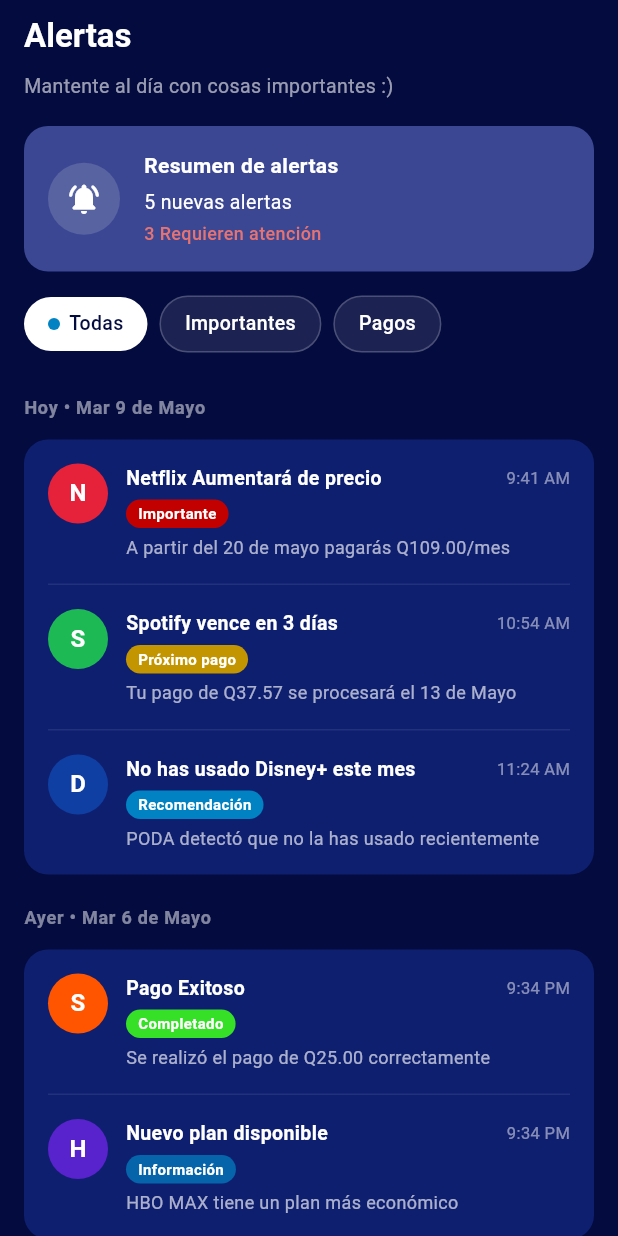
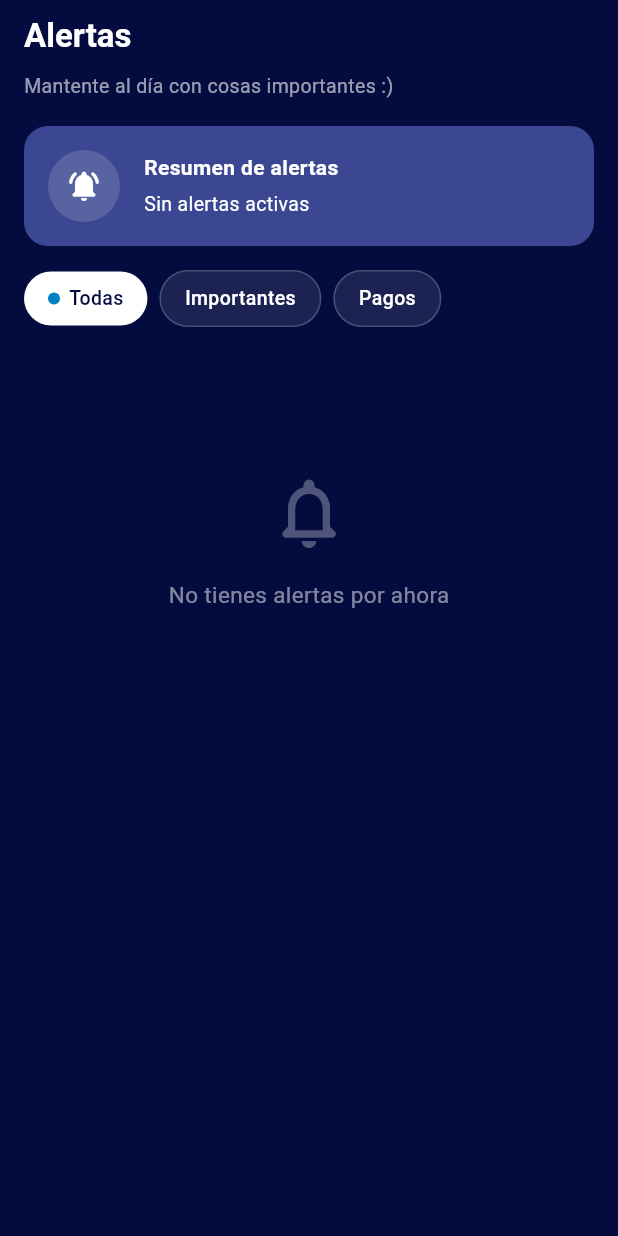
Before and after one commit to DavexDev/Subscan, a Flutter app: the AlertasPage screen opened directly, on a phone screen of 412 x 824 dp. Run offline on Flutter 3.47's test engine with Material 3 defaults, Android fonts, the phone set to English and light mode, and no system bars; our stand-ins replace firebase_auth, firebase_core, flutter_dotenv, flutter_riverpod, google_sign_in, riverpod and 2 more; missing offline and left inert: googleapis; accounts and stored records are empty; Roboto replaces fonts that are missing (Outfit).

Commit message:
feat(ui): replace mock data with real Riverpod state in alertas and estadisticas
alertas_page.dart
- Converted AlertasPage from StatefulWidget to ConsumerStatefulWidget
- Now reads real state via ref.watch(subscriptionNotifierProvider)
- Derives payment alerts from state.urgentes and state.proximas
- Derives price-increase alerts from subs where precioOriginal > precioActual
- SummaryCard counters computed from real data, no longer hardcoded
- Added empty state when no alerts exist
- Removed _mockGroups (Netflix, Spotify, Disney+, Soundcloud, HBO MAX, Adobe, Canva)
- Added loading spinner while state.isLoading

estadisticas_page.dart (_ProximosVencimientos)
- Removed mock fallback: items.isEmpty ? _mockItems() : items.take(5)
- Always uses real data: items.take(5)
- Added empty state when list is empty
- Deleted _mockItems() (Spotify Premium / Netflix Basico / Disney+)

Co-Authored-By: Claude Sonnet 4.6 <noreply@anthropic.com>

```diff
--- a/lib/features/subscriptions/presentation/pages/alertas_page.dart
+++ b/lib/features/subscriptions/presentation/pages/alertas_page.dart
@@ -1,5 +1,9 @@
 import 'package:flutter/material.dart';
+import 'package:flutter_riverpod/flutter_riverpod.dart';
 import 'package:subscan/core/theme/design_tokens.dart';
+import 'package:subscan/features/subscriptions/models/subscription.dart';
+import 'package:subscan/features/subscriptions/presentation/notifiers/subscription_notifier.dart';
+import 'package:subscan/features/subscriptions/providers/subscription_notifier_provider.dart';
 
 const Color _kBg = Color(0xFF030B3F);
 const Color _kCard = Color(0xFF3B4792);
@@ -8,11 +12,30 @@ const Color _kCardDark = Color(0xFF0F1F70);
 // Badge colors
 const Color _kBadgeRed = Color(0xFFC30000);
 const Color _kBadgeOrange = Color(0xFFC39500);
-const Color _kBadgeBlue = Color(0xFF0082C3);
-const Color _kBadgeGreen = Color(0xFF35E026);
-const Color _kBadgeBlueAlt = Color(0xFF0564AA);
 
-/// Modelo interno de alerta
+// Paleta de colores para iconos (determinista por nombre)
+const List<Color> _kIconPalette = [
+  Color(0xFFE5223A),
+  Color(0xFF1DB954),
+  Color(0xFF0F3FA2),
+  Color(0xFFFF5500),
+  Color(0xFF5822CC),
+  Color(0xFF00C4CC),
+  Color(0xFFFF0000),
+];
+
+const List<String> _kMonths = [
+  'Ene', 'Feb', 'Mar', 'Abr', 'May', 'Jun',
+  'Jul', 'Ago', 'Sep', 'Oct', 'Nov', 'Dic',
+];
+
+Color _iconColorFor(String name) =>
+    _kIconPalette[name.isEmpty ? 0 : name.codeUnitAt(0) % _kIconPalette.length];
+
+String _fmtDate(DateTime d) => '${d.day} de ${_kMonths[d.month - 1]}';
+
+// ─── Modelos internos de alerta ───────────────────────────────────────────────
+
 class _AlertItem {
   final String app;
   final String title;
@@ -33,7 +56,6 @@ class _AlertItem {
   });
 }
 
-/// Grupo de alertas por fecha
 class _AlertGroup {
   final String dateHeader;
   final List<_AlertItem> items;
@@ -41,112 +63,93 @@ class _AlertGroup {
   const _AlertGroup({required this.dateHeader, required this.items});
 }
 
-final List<_AlertGroup> _mockGroups = [
-  _AlertGroup(
-    dateHeader: 'Hoy • Mar 9 de Mayo',
-    items: [
-      _AlertItem(
-        app: 'Netflix',
-        title: 'Netflix Aumentará de precio',
-        subtitle: 'A partir del 20 de mayo pagarás Q109.00/mes',
+// ─── Derivación de alertas desde el estado real ───────────────────────────────
+
+_AlertItem _toPaymentAlert(Subscription s) {
+  final dias = s.diasRestantes;
+  final isUrgent = dias <= 1;
+  final title = dias <= 0
+      ? '${s.nombre} vence hoy'
+      : dias == 1
+          ? '${s.nombre} vence mañana'
+          : '${s.nombre} vence en $dias días';
+  return _AlertItem(
+    app: s.nombre,
+    title: title,
+    subtitle:
+        'Tu pago de Q${s.precioActual.toStringAsFixed(2)} se procesará el ${_fmtDate(s.fechaRenovacion)}',
+    badge: isUrgent ? 'Urgente' : 'Próximo pago',
+    badgeColor: isUrgent ? _kBadgeRed : _kBadgeOrange,
+    time: _fmtDate(s.fechaRenovacion),
+    iconColor: _iconColorFor(s.nombre),
+  );
+}
+
+_AlertItem _toPriceAlert(Subscription s) {
+  return _AlertItem(
+    app: s.nombre,
+    title: '${s.nombre} aumentará de precio',
+    subtitle:
+        'La tarifa regular es Q${s.precioOriginal!.toStringAsFixed(2)}/mes. '
+        'Actualmente pagas Q${s.precioActual.toStringAsFixed(2)}/mes.',
     badge: 'Importante',
     badgeColor: _kBadgeRed,
-        time: '9:41 AM',
-        iconColor: Color(0xFFE5223A),
-      ),
-      _AlertItem(
-        app: 'Spotify',
-        title: 'Spotify vence en 3 días',
-        subtitle: 'Tu pago de Q37.57 se procesará el 13 de Mayo',
-        badge: 'Próximo pago',
-        badgeColor: _kBadgeOrange,
-        time: '10:54 AM',
-        iconColor: Color(0xFF1DB954),
-      ),
-      _AlertItem(
-        app: 'Disney+',
-        title: 'No has usado Disney+ este mes',
-        subtitle: 'PODA detectó que no la has usado recientemente',
-        badge: 'Recomendación',
-        badgeColor: _kBadgeBlue,
-        time: '11:24 AM',
-        iconColor: Color(0xFF0F3FA2),
-      ),
-    ],
-  ),
-  _AlertGroup(
-    dateHeader: 'Ayer • Mar 6 de Mayo',
-    items: [
-      _AlertItem(
-        app: 'Soundcloud',
-        title: 'Pago Exitoso',
-        subtitle: 'Se realizó el pago de Q25.00 correctamente',
-        badge: 'Completado',
-        badgeColor: _kBadgeGreen,
-        time: '9:34 PM',
-        iconColor: Color(0xFFFF5500),
-      ),
-      _AlertItem(
-        app: 'HBO MAX',
-        title: 'Nuevo plan disponible',
-        subtitle: 'HBO MAX tiene un plan más económico',
-        badge: 'Información',
-        badgeColor: _kBadgeBlueAlt,
-        time: '9:34 PM',
-        iconColor: Color(0xFF5822CC),
-      ),
-    ],
-  ),
-  _AlertGroup(
-    dateHeader: 'Esta semana • Mié 2 de Mayo',
-    items: [
-      _AlertItem(
-        app: 'Adobe',
-        title: 'Adobe Acrobat Vence en 5 días',
-        subtitle: 'Tu pago de Q67.99 se procesará el 7 de Mayo',
-        badge: 'Próximo pago',
-        badgeColor: _kBadgeOrange,
-        time: '9:34 PM',
-        iconColor: Color(0xFFFF0000),
-      ),
-      _AlertItem(
-        app: 'Canva',
-        title: 'Tu cuenta de Canva Pro vence pronto',
-        subtitle: 'Tu pago de Q200.87 se procesará el 15 de Mayo',
-        badge: 'Próximo pago',
-        badgeColor: _kBadgeOrange,
-        time: '9:34 PM',
-        iconColor: Color(0xFF00C4CC),
-      ),
-    ],
-  ),
+    time: _fmtDate(s.fechaRenovacion),
+    iconColor: _iconColorFor(s.nombre),
+  );
+}
+
+List<_AlertGroup> _buildGroups(SubscriptionState state) {
+  final groups = <_AlertGroup>[];
+
+  // Próximos pagos: urgentes (≤3 días) + próximas (4–7 días)
+  final pagos = [
+    ...state.urgentes.map(_toPaymentAlert),
+    ...state.proximas.map(_toPaymentAlert),
   ];
+  if (pagos.isNotEmpty) {
+    groups.add(_AlertGroup(dateHeader: 'Próximos pagos', items: pagos));
+  }
 
-/// Pantalla de alertas.
-class AlertasPage extends StatefulWidget {
+  // Aumentos de precio: precioOriginal != null && precioOriginal > precioActual
+  final aumentos = state.allSubscriptions
+      .where((s) => s.precioOriginal != null && s.precioOriginal! > s.precioActual)
+      .map(_toPriceAlert)
+      .toList();
+  if (aumentos.isNotEmpty) {
+    groups.add(_AlertGroup(dateHeader: 'Aumentos de precio', items: aumentos));
+  }
+
+  return groups;
+}
+
+// ─── Pantalla de alertas ──────────────────────────────────────────────────────
+
+class AlertasPage extends ConsumerStatefulWidget {
   const AlertasPage({super.key});
 
   @override
-  State<AlertasPage> createState() => _AlertasPageState();
+  ConsumerState<AlertasPage> createState() => _AlertasPageState();
 }
 
-class _AlertasPageState extends State<AlertasPage> {
+class _AlertasPageState extends ConsumerState<AlertasPage> {
   int _selectedFilter = 0;
 
-  List<_AlertGroup> get _filteredGroups {
-    if (_selectedFilter == 0) return _mockGroups;
+  List<_AlertGroup> _applyFilter(List<_AlertGroup> groups) {
+    if (_selectedFilter == 0) return groups;
     if (_selectedFilter == 1) {
-      return _mockGroups.map((g) {
+      // Importantes: Urgente + Importante
+      return groups.map((g) {
         final filtered = g.items
-            .where((i) => i.badge == 'Importante')
+            .where((i) => i.badge == 'Importante' || i.badge == 'Urgente')
             .toList();
         return _AlertGroup(dateHeader: g.dateHeader, items: filtered);
       }).where((g) => g.items.isNotEmpty).toList();
     }
-    // Pagos
-    return _mockGroups.map((g) {
+    // Pagos: Próximo pago + Urgente
+    return groups.map((g) {
       final filtered = g.items
-          .where((i) => i.badge == 'Próximo pago' || i.badge == 'Completado')
+          .where((i) => i.badge == 'Próximo pago' || i.badge == 'Urgente')
           .toList();
       return _AlertGroup(dateHeader: g.dateHeader, items: filtered);
     }).where((g) => g.items.isNotEmpty).toList();
@@ -154,6 +157,20 @@ class _AlertasPageState extends State<AlertasPage> {
 
   @override
   Widget build(BuildContext context) {
+    final state = ref.watch(subscriptionNotifierProvider);
+    final allGroups = _buildGroups(state);
+    final filteredGroups = _applyFilter(allGroups);
+
+    final totalAlertas =
+        allGroups.fold<int>(0, (sum, g) => sum + g.items.length);
+    final requierenAtencion = allGroups.fold<int>(
+      0,
+      (sum, g) => sum +
+          g.items
+              .where((i) => i.badge == 'Importante' || i.badge == 'Urgente')
+              .length,
+    );
+
     return Scaffold(
       backgroundColor: _kBg,
       appBar: AppBar(
@@ -190,7 +207,11 @@ class _AlertasPageState extends State<AlertasPage> {
           ),
         ),
       ),
-      body: ListView(
+      body: state.isLoading
+          ? const Center(
+              child: CircularProgressIndicator(color: DesignTokens.primary),
+            )
+          : ListView(
               padding: const EdgeInsets.only(
                 left: DesignTokens.s16,
                 right: DesignTokens.s16,
@@ -198,14 +219,22 @@ class _AlertasPageState extends State<AlertasPage> {
                 bottom: DesignTokens.s80,
               ),
               children: [
-          _SummaryCard(),
+                _SummaryCard(
+                  total: totalAlertas,
+                  requierenAtencion: requierenAtencion,
+                ),
                 const SizedBox(height: DesignTokens.s16),
                 _FilterRow(
                   selected: _selectedFilter,
                   onSelect: (i) => setState(() => _selectedFilter = i),
                 ),
                 const SizedBox(height: DesignTokens.s16),
-          ..._filteredGroups.map((group) => _AlertGroupSection(group: group)),
+                if (filteredGroups.isEmpty)
+                  const _EmptyAlerts()
+                else
+                  ...filteredGroups.map(
+                    (group) => _AlertGroupSection(group: group),
+                  ),
               ],
             ),
     );
@@ -215,6 +244,11 @@ class _AlertasPageState extends State<AlertasPage> {
 // ─── Summary Card ─────────────────────────────────────────────────────────────
 
 class _SummaryCard extends StatelessWidget {
+  final int total;
+  final int requierenAtencion;
+
+  const _SummaryCard({required this.total, required this.requierenAtencion});
+
   @override
   Widget build(BuildContext context) {
     return Container(
@@ -253,17 +287,20 @@ class _SummaryCard extends StatelessWidget {
                   ),
                 ),
                 const SizedBox(height: 4),
-                const Text(
-                  '5 nuevas alertas',
-                  style: TextStyle(
+                Text(
+                  total == 0
+                      ? 'Sin alertas activas'
+                      : '$total ${total == 1 ? 'alerta activa' : 'alertas activas'}',
+                  style: const TextStyle(
                     fontFamily: DesignTokens.fontFamily,
                     fontSize: 13,
                     color: Colors.white,
                   ),
                 ),
+                if (requierenAtencion > 0) ...[
                   const SizedBox(height: 2),
                   Text(
-                  '3 Requieren atención',
+                    '$requierenAtencion ${requierenAtencion == 1 ? 'requiere' : 'requieren'} atención',
                     style: TextStyle(
                       fontFamily: DesignTokens.fontFamily,
                       fontSize: 12,
@@ -272,6 +309,38 @@ class _SummaryCard extends StatelessWidget {
                     ),
                   ),
                 ],
+              ],
+            ),
+          ),
+        ],
+      ),
+    );
+  }
+}
+
+// ─── Empty State ──────────────────────────────────────────────────────────────
+
+class _EmptyAlerts extends StatelessWidget {
+  const _EmptyAlerts();
+
+  @override
+  Widget build(BuildContext context) {
+    return Padding(
+      padding: const EdgeInsets.symmetric(vertical: DesignTokens.s80),
+      child: Column(
+        children: [
+          Icon(
+            Icons.notifications_none_rounded,
+            size: 56,
+            color: Colors.white.withValues(alpha: 0.3),
+          ),
+          const SizedBox(height: DesignTokens.s16),
+          Text(
+            'No tienes alertas por ahora',
+            style: TextStyle(
+              fontFamily: DesignTokens.fontFamily,
+              fontSize: 15,
+              color: Colors.white.withValues(alpha: 0.5),
             ),
           ),
         ],
@@ -295,7 +364,9 @@ class _FilterRow extends StatelessWidget {
       children: List.generate(_labels.length, (i) {
         final isSelected = i == selected;
         return Padding(
-          padding: EdgeInsets.only(right: i < _labels.length - 1 ? DesignTokens.s8 : 0),
+          padding: EdgeInsets.only(
+            right: i < _labels.length - 1 ? DesignTokens.s8 : 0,
+          ),
           child: GestureDetector(
             onTap: () => onSelect(i),
             child: AnimatedContainer(
@@ -323,10 +394,8 @@ class _FilterRow extends StatelessWidget {
                       width: 8,
                       height: 8,
                       margin: const EdgeInsets.only(right: 6),
-                      decoration: BoxDecoration(
-                        color: isSelected
-                            ? const Color(0xFF0082C3)
-                            : const Color(0xFF0082C3),
+                      decoration: const BoxDecoration(
+                        color: Color(0xFF0082C3),
                         shape: BoxShape.circle,
                       ),
                     ),
@@ -337,7 +406,8 @@ class _FilterRow extends StatelessWidget {
                       fontFamily: DesignTokens.fontFamily,
                       fontSize: 13,
                       fontWeight: DesignTokens.wMedium,
-                      color: isSelected ? const Color(0xFF030B3F) : Colors.white,
+                      color:
+                          isSelected ? const Color(0xFF030B3F) : Colors.white,
                     ),
                   ),
                 ],
@@ -408,7 +478,7 @@ class _AlertRow extends StatelessWidget {
           child: Row(
             crossAxisAlignment: CrossAxisAlignment.start,
             children: [
-              // App icon
+              // Icono de app
               Container(
                 width: 40,
                 height: 40,
@@ -429,7 +499,7 @@ class _AlertRow extends StatelessWidget {
                 ),
               ),
               const SizedBox(width: DesignTokens.s12),
-              // Content
+              // Contenido
               Expanded(
                 child: Column(
                   crossAxisAlignment: CrossAxisAlignment.start,
```
Also changed, not shown: lib/features/subscriptions/presentation/pages/estadisticas_page.dart (+16 -26 lines). Lines whose indentation alone changed are shown as unchanged.
